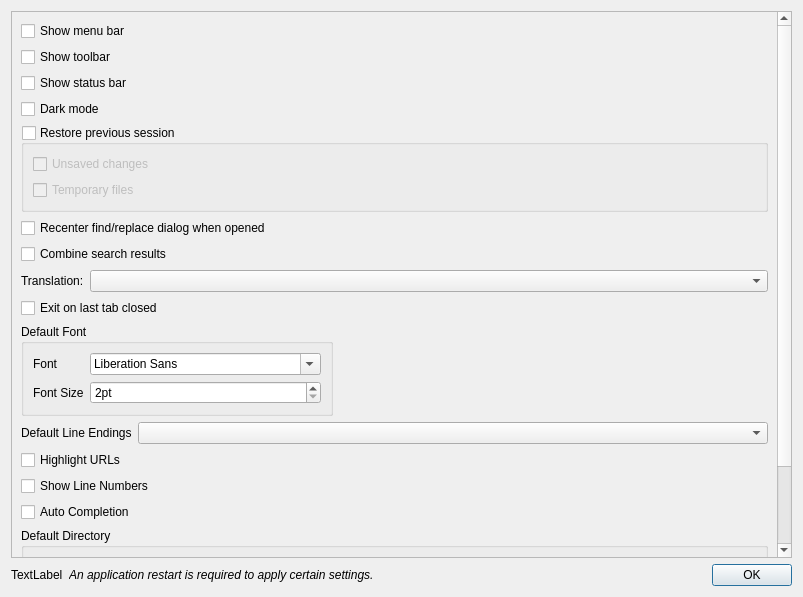
This is src/dialogs/PreferencesDialog.ui in wolframs/NotepadNext as Qt 5 draws it before an edit. The edited form follows.
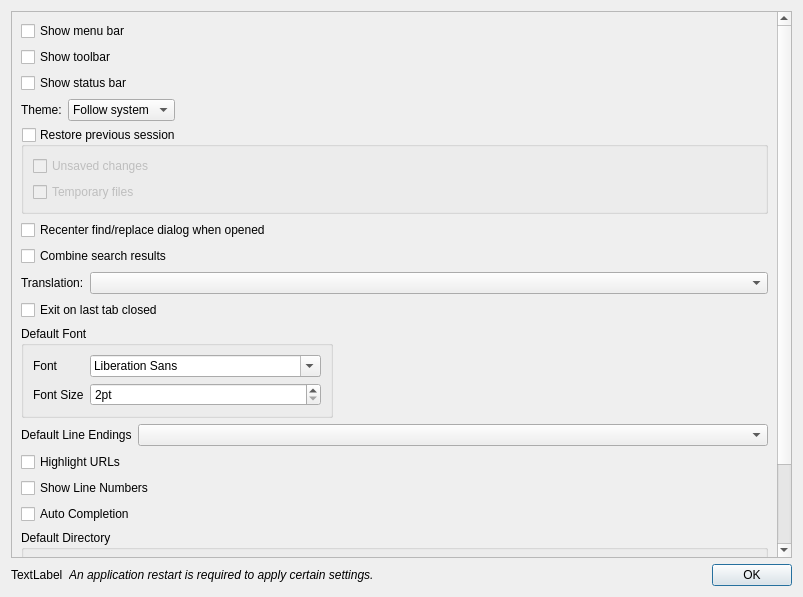
This is the edited form.

Commit message: Make theme tristate: System / Light / Dark

Diff of the .ui file:
```diff
--- a/src/dialogs/PreferencesDialog.ui
+++ b/src/dialogs/PreferencesDialog.ui
@@ -53,11 +53,47 @@
           </widget>
          </item>
          <item>
-          <widget class="QCheckBox" name="checkBoxDarkMode">
-           <property name="text">
-            <string>Dark mode</string>
-           </property>
-          </widget>
+          <layout class="QHBoxLayout" name="layoutTheme">
+           <item>
+            <widget class="QLabel" name="labelTheme">
+             <property name="text">
+              <string>Theme:</string>
+             </property>
+            </widget>
+           </item>
+           <item>
+            <widget class="QComboBox" name="comboBoxTheme">
+             <item>
+              <property name="text">
+               <string>Follow system</string>
+              </property>
+             </item>
+             <item>
+              <property name="text">
+               <string>Light</string>
+              </property>
+             </item>
+             <item>
+              <property name="text">
+               <string>Dark</string>
+              </property>
+             </item>
+            </widget>
+           </item>
+           <item>
+            <spacer name="themeSpacer">
+             <property name="orientation">
+              <enum>Qt::Horizontal</enum>
+             </property>
+             <property name="sizeHint" stdset="0">
+              <size>
+               <width>40</width>
+               <height>20</height>
+              </size>
+             </property>
+            </spacer>
+           </item>
+          </layout>
          </item>
          <item>
           <widget class="QGroupBox" name="gbxRestorePreviousSession">
```
The commit also changes 7 other files.
